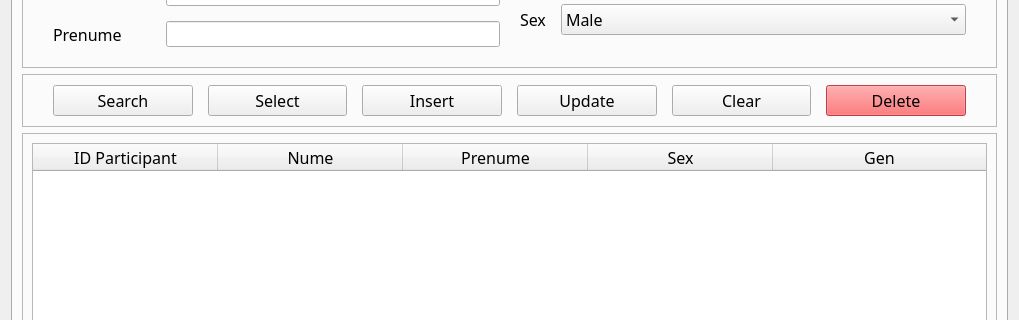
Above: design/main.ui from aandrei404/sports-events-management-app before the change; both pictures show x 0 to 1019 and y 204 to 524 of the 1019 by 856 pixel window. Below: the same form after it.
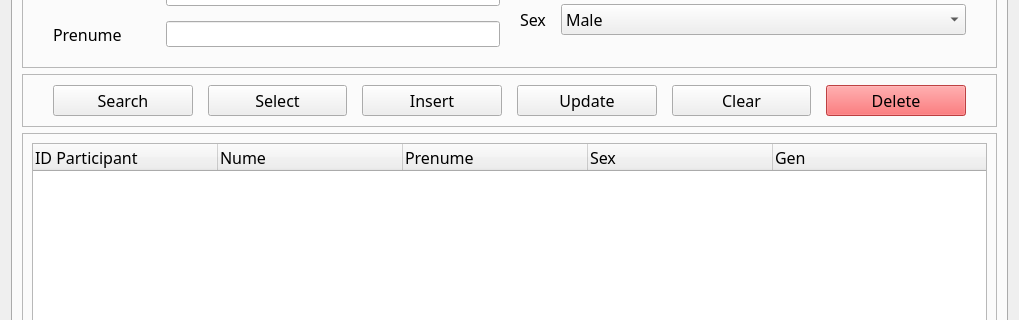
That is the form after the change. The open tabs and pages were chosen to show the change. Icons and pictures are not drawn.

```diff
--- a/design/main.ui
+++ b/design/main.ui
@@ -442,7 +442,7 @@
              <set>QAbstractItemView::NoEditTriggers</set>
             </property>
             <property name="showGrid">
-             <bool>true</bool>
+             <bool>false</bool>
             </property>
             <attribute name="horizontalHeaderDefaultSectionSize">
              <number>185</number>
@@ -470,7 +470,7 @@
               </font>
              </property>
              <property name="textAlignment">
-              <set>AlignCenter</set>
+              <set>AlignLeading|AlignVCenter</set>
              </property>
             </column>
             <column>
@@ -484,7 +484,7 @@
               </font>
              </property>
              <property name="textAlignment">
-              <set>AlignCenter</set>
+              <set>AlignLeading|AlignVCenter</set>
              </property>
             </column>
             <column>
@@ -498,7 +498,7 @@
               </font>
              </property>
              <property name="textAlignment">
-              <set>AlignCenter</set>
+              <set>AlignLeading|AlignVCenter</set>
              </property>
             </column>
             <column>
@@ -512,7 +512,7 @@
               </font>
              </property>
              <property name="textAlignment">
-              <set>AlignCenter</set>
+              <set>AlignLeading|AlignVCenter</set>
              </property>
             </column>
             <column>
@@ -526,7 +526,7 @@
               </font>
              </property>
              <property name="textAlignment">
-              <set>AlignCenter</set>
+              <set>AlignLeading|AlignVCenter</set>
              </property>
             </column>
            </widget>
```
Left out of the diff: 56 changed lines with no effect on the pictures.
